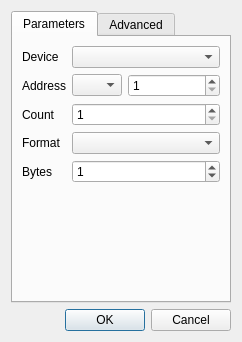
Before: the Qt Designer form src/server/gui/dialogs/server_dialogdataviewitem.ui in serhmarch/ModbusTools, drawn with Qt 5.
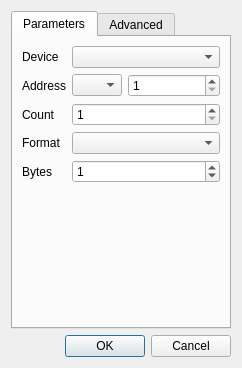
After: the same form once the commit is applied. Icons and pictures are not drawn.

The edit to the form file:
```diff
--- a/src/server/gui/dialogs/server_dialogdataviewitem.ui
+++ b/src/server/gui/dialogs/server_dialogdataviewitem.ui
@@ -7,7 +7,7 @@
     <x>0</x>
     <y>0</y>
     <width>242</width>
-    <height>320</height>
+    <height>368</height>
    </rect>
   </property>
   <property name="windowTitle">
```
Left out of the diff: 12 changed lines with no effect on the pictures.
